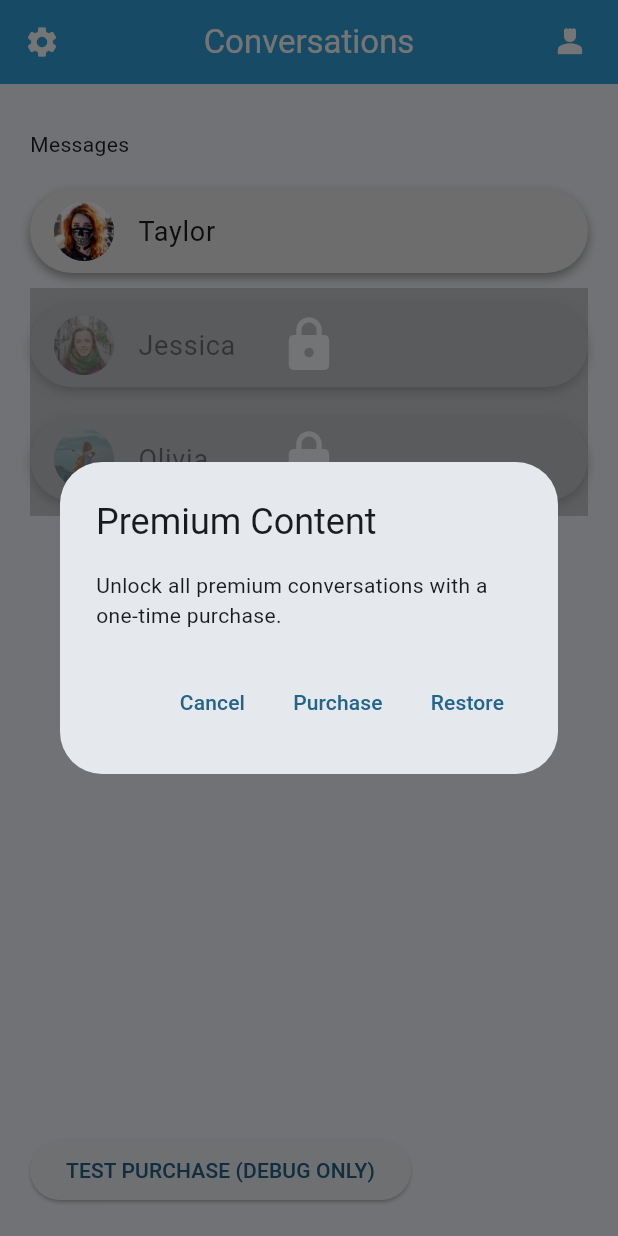
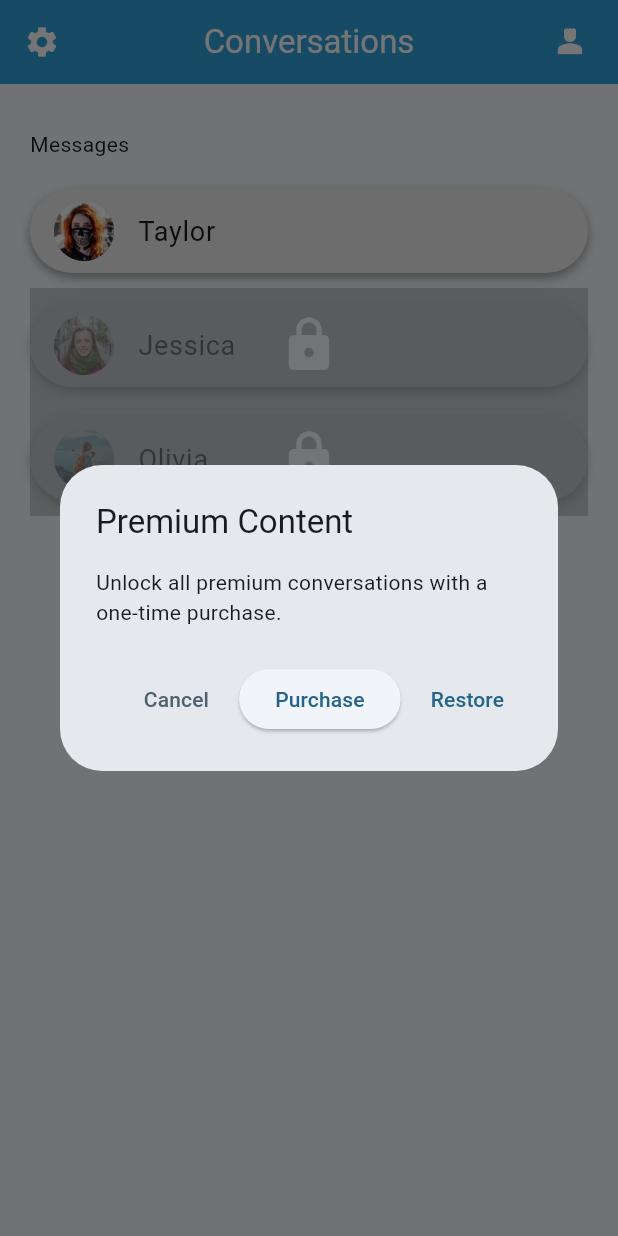
Before and after one commit to Khutga/flirtapp_for_client, a Flutter app: the ConversationScreen screen opened by its route, after a tap on the "lock" icon, on a phone screen of 412 x 824 dp. Run offline on Flutter 3.47's test engine with Material 3 defaults, Android fonts, the phone set to English and light mode, and no system bars; our stand-ins replace audioplayers, flutter_svg, in_app_purchase, loading_animation_widget, logger, shared_preferences; accounts and stored records are empty.

Commit message:
hopefully last push

```diff
--- a/lib/models/purchase_manager.dart
+++ b/lib/models/purchase_manager.dart
@@ -36,9 +36,6 @@ class PurchaseManager {
       await _getProducts();
 
       // 5. For testing: Add static response in emulator
-      if (kDebugMode) {
-        debugPrint('Running in debug mode - enabling test purchases');
-      }
     } catch (e) {
       debugPrint('Initialization error: $e');
     }
--- a/lib/screens/conversation.dart
+++ b/lib/screens/conversation.dart
@@ -113,15 +113,17 @@ class _ConversationScreenState extends State<ConversationScreen> {
   showDialog(
     context: context,
     builder: (context) => AlertDialog(
-        title: const Text('Premium Content'),
-        content: const Text(
-            'Unlock all premium conversations with a one-time purchase.'),
+      title: Text('Premium Content', style: Theme.of(context).textTheme.titleLarge),
+      content: Text(
+        'Unlock all premium conversations with a one-time purchase.',
+        style: Theme.of(context).textTheme.bodyMedium,
+      ),
       actions: [
         TextButton(
-            child: const Text('Cancel'),
+          child: Text('Cancel', style: TextStyle(color: Theme.of(context).colorScheme.secondary)),
           onPressed: () => Navigator.pop(context),
         ),
-          TextButton(
+        ElevatedButton(
           child: const Text('Purchase'),
           onPressed: () {
             Navigator.pop(context);
@@ -129,7 +131,7 @@ class _ConversationScreenState extends State<ConversationScreen> {
           },
         ),
         TextButton(
-            child: const Text('Restore'),
+          child: Text('Restore', style: TextStyle(color: Theme.of(context).colorScheme.primary)),
           onPressed: () {
             Navigator.pop(context);
             _restorePurchases();
@@ -201,22 +203,6 @@ class _ConversationScreenState extends State<ConversationScreen> {
                   },
                 ),
               ),
-              ElevatedButton(
-                onPressed: () async {
-                  try {
-                    await Provider.of<PurchaseManager>(context, listen: false)
-                        .buyPremium();
-                    ScaffoldMessenger.of(context).showSnackBar(
-                      const SnackBar(content: Text('Purchase initiated')),
-                    );
-                  } catch (e) {
-                    ScaffoldMessenger.of(context).showSnackBar(
-                      SnackBar(content: Text('Error: ${e.toString()}')),
-                    );
-                  }
-                },
-                child: const Text('TEST PURCHASE (DEBUG ONLY)'),
-              ),
             ],
           ),
         ),
```
Also changed, not shown: pubspec.yaml (+8 -0 lines), assets/images/logo.png (added), pubspec.lock, 4 other files. Lines whose indentation alone changed are shown as unchanged.
